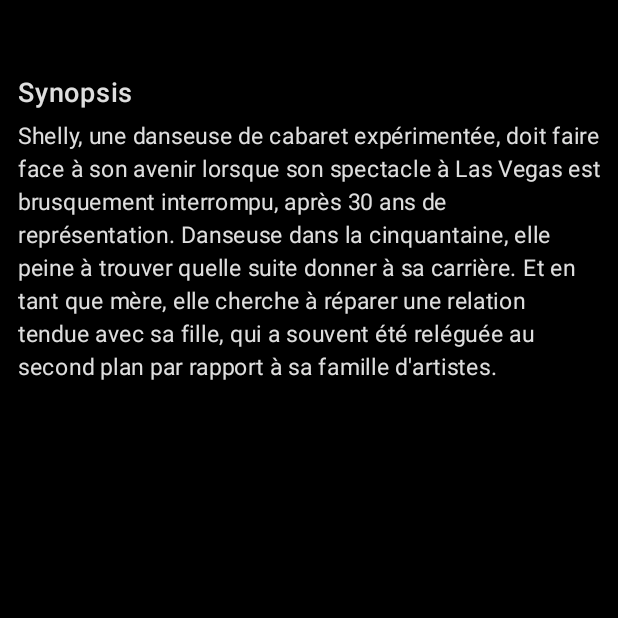
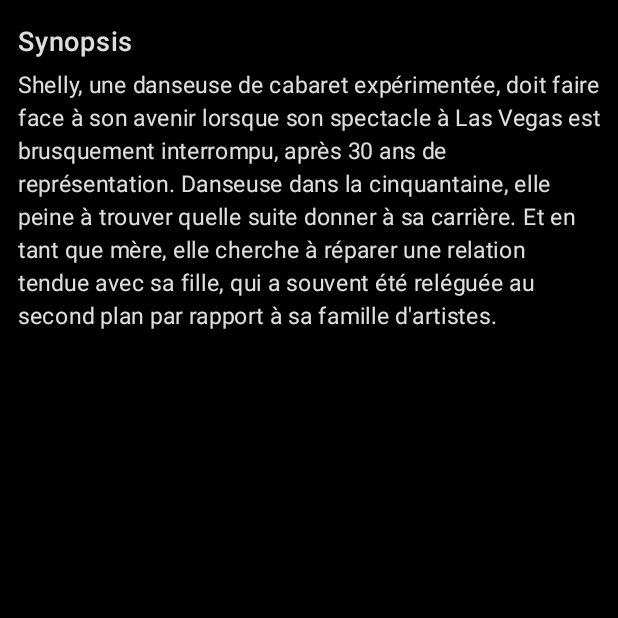
Before and after one commit to riadmahi/MovieNow, an Android app built with Jetpack Compose: the composable MovieDetailsDescription shown on its own in the app's theme, on a phone screen of 412 x 824 dp, the top half of it. Run offline under Robolectric (Android 15) with nearby library versions, the phone set to English and light mode, and no system bars; our stand-ins replace Compose Multiplatform resources; 17 statements that could not run were skipped.

Commit message:
Fix description padding

```diff
--- a/composeApp/src/commonMain/kotlin/com/riadmahi/movienow/ui/main/movieDetails/components/MovieDetailsDescription.kt
+++ b/composeApp/src/commonMain/kotlin/com/riadmahi/movienow/ui/main/movieDetails/components/MovieDetailsDescription.kt
@@ -19,7 +19,7 @@ fun MovieDetailsDescription() {
     Column(
         modifier = Modifier
             .fillMaxWidth()
-            .padding(top = 50.dp)
+            .padding(top = 16.dp)
             .padding(horizontal = 12.dp),
         verticalArrangement = Arrangement.spacedBy(6.dp)
     ) {
```
